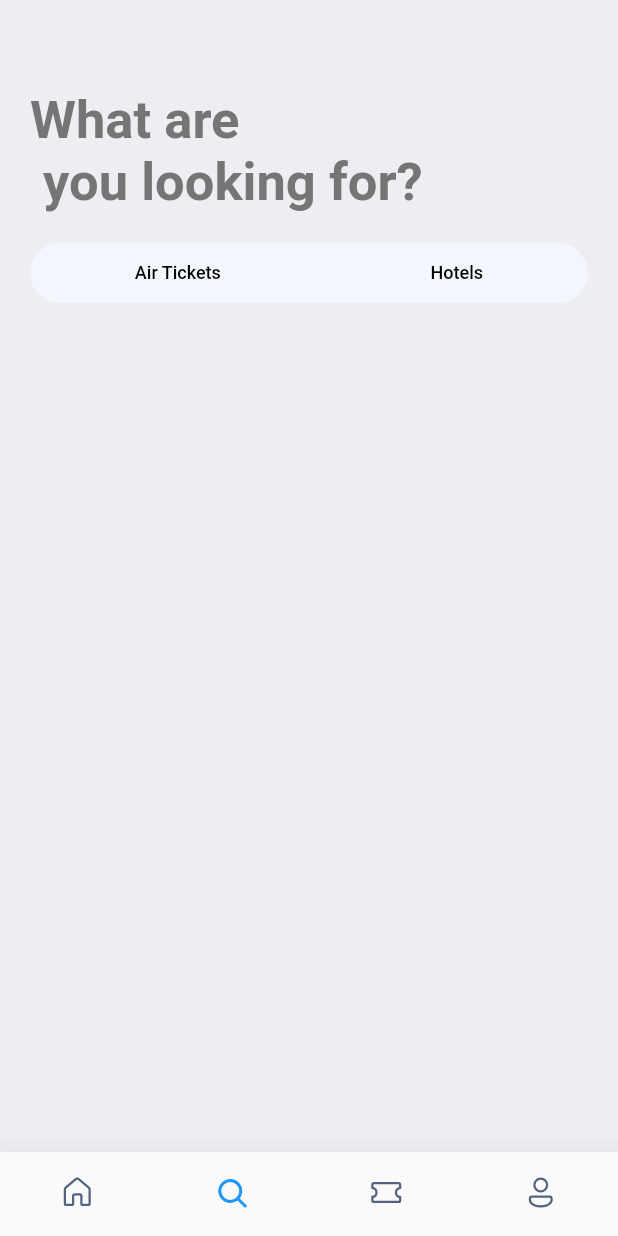
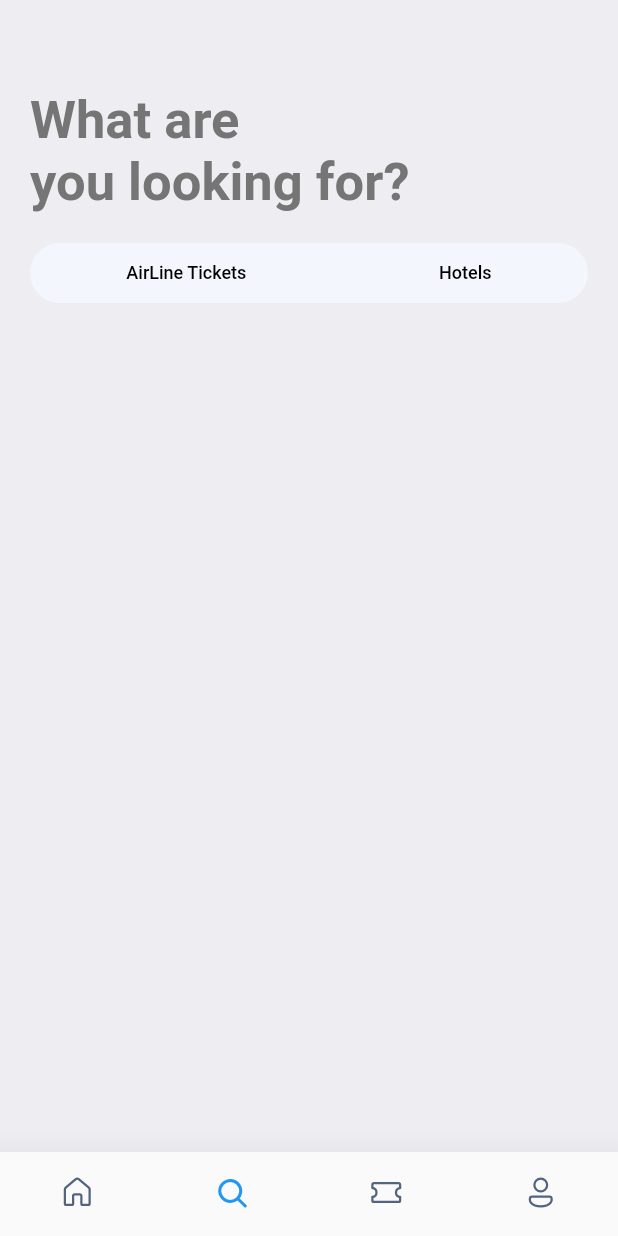
Before and after one commit to Willan0/ticket_aeroplane, a Flutter app: the screen it shows after launch, item 2 of the bottom bar chosen, on a phone screen of 412 x 824 dp. Run offline on Flutter 3.47's test engine with Material 2 defaults, Android fonts, the phone set to English and light mode, and no system bars; our stand-ins replace fluentui_icons, gap, get.

Commit message:
ticket_aeroplane

```diff
--- a/lib/screen/search_screen.dart
+++ b/lib/screen/search_screen.dart
@@ -6,20 +6,19 @@ import 'package:ticket/utils/app_layout.dart';
 import '../utils/app_style.dart';
 
 class Search extends StatelessWidget {
+
   const Search({Key? key}) : super(key: key);
-
   @override
   Widget build(BuildContext context) {
+
     return Scaffold(
       backgroundColor: Style.bgColor,
       body: ListView(
         padding: EdgeInsets.symmetric(horizontal: AppLayout.getWidth(20),vertical: AppLayout.getHeight(20)),
         children: [
           Gap(AppLayout.getHeight(40)),
-          Container(
-            child: Text('What are\n you looking for?',
-              style: Style.headingLineStyle1.copyWith(fontSize: 35,color: Colors.grey.shade600),
-            ),
+          Text('What are\nyou looking for?',
+            style: Style.headingLineStyle1.copyWith(fontSize: 35,color: Colors.grey.shade600),
           ),
           Gap(AppLayout.getHeight(20)),
           Container(
@@ -33,7 +32,7 @@ class Search extends StatelessWidget {
                 Container(
                   height: AppLayout.getHeight(40),
                   alignment: Alignment.center,
-                  child: Text('Air Tickets',style: Style.headingLineStyle4.copyWith(color: Colors.black),),
+                  child: Text('AirLine Tickets',style: Style.headingLineStyle4.copyWith(color: Colors.black),),
                 ),
                 Container(
                   height: AppLayout.getHeight(40),
```
